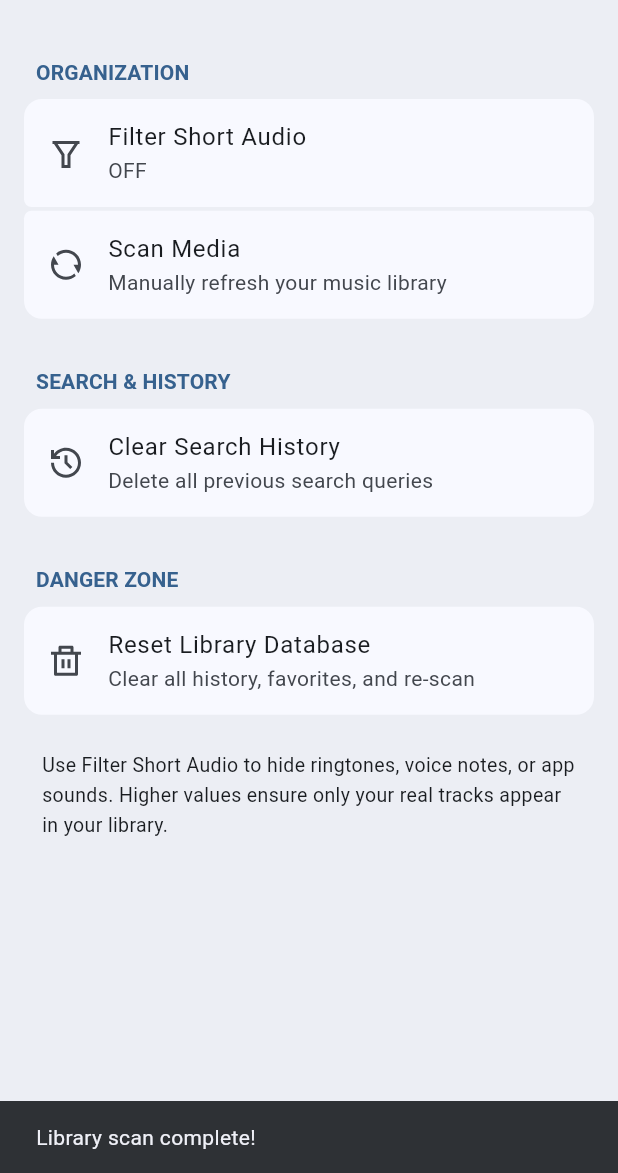
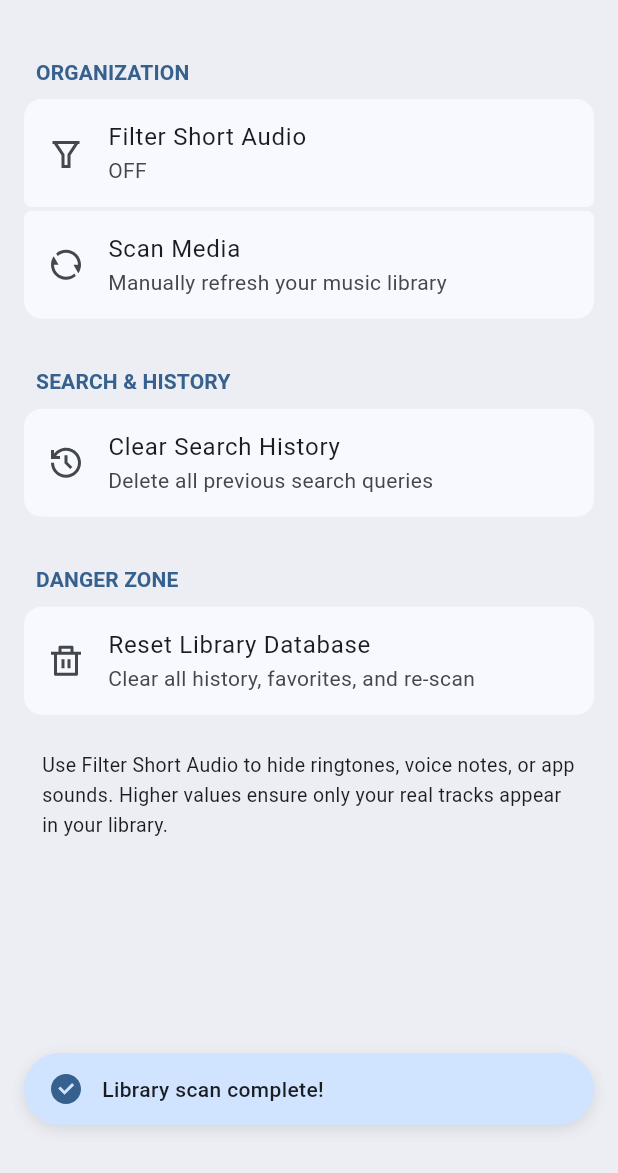
Before and after one commit to BawiCeu16/nix, a Flutter app: the LibrarySettingsPage screen opened directly, after a tap on "Scan Media", on a phone screen of 412 x 824 dp, the part 63-1236 px from its top. Run offline on Flutter 3.47's test engine with Material 3 defaults, Android fonts, the phone set to English and light mode, and no system bars; drawn by our look-alikes of dynamic_color; our stand-ins replace audio_service, flutter_remix, google_fonts, hive, hive_flutter, just_audio and 3 more; missing offline and left inert: expressive_refresh, wave_slider_flutter; accounts and stored records are empty.

Commit message:
added nix_snackbar service with configurable positioning and dismissibility options and and dynamic border radius

```diff
--- a/lib/core/hive_keys.dart
+++ b/lib/core/hive_keys.dart
@@ -27,6 +27,8 @@ abstract final class HiveKeys {
   static const String artworkQuality = 'artworkQuality';
   static const String timerGesture = 'timerGesture';
   static const String swipeToChangeTrack = 'swipeToChangeTrack';
+  static const String snackbarPosition = 'snackbarPosition';
+  static const String snackbarSwipeToDismiss = 'snackbarSwipeToDismiss';
   static const String onboarding = 'hasCompletedOnboarding';
 
   // ── User keys ──────────────────────────────────────────────────────────────
--- a/lib/providers/settings_provider.dart
+++ b/lib/providers/settings_provider.dart
@@ -6,12 +6,11 @@ import 'package:nix/models/settings/timer_gesture.dart';
 
 enum AccentColorMode { dynamic, device, custom }
 
-enum ArtworkShape {
-  rounded,
-  circle,
-}
+enum ArtworkShape { rounded, circle }
 
 enum NavbarStyle { floating, standard }
+
+enum SnackBarPosition { top, bottom }
 
 /// Manages app-wide settings like theme, accent color, and playback behaviors.
 /// Settings are persisted to the Hive.
@@ -207,6 +206,34 @@ class SettingsProvider with ChangeNotifier {
     notifyListeners();
   }
 
+  // Appearance - SnackBar Position
+  /// The global position for all snackbars.
+  SnackBarPosition get snackbarPosition {
+    final String position = _box.get(
+      HiveKeys.snackbarPosition,
+      defaultValue: 'bottom',
+    );
+    return SnackBarPosition.values.firstWhere(
+      (e) => e.name == position,
+      orElse: () => SnackBarPosition.bottom,
+    );
+  }
+
+  void setSnackbarPosition(SnackBarPosition position) {
+    _box.put(HiveKeys.snackbarPosition, position.name);
+    notifyListeners();
+  }
+
+  // Appearance - SnackBar Dismissible
+  /// Whether snackbars can be swiped away by the user.
+  bool get snackbarSwipeToDismiss =>
+      _box.get(HiveKeys.snackbarSwipeToDismiss, defaultValue: true);
+
+  void setSnackbarSwipeToDismiss(bool value) {
+    _box.put(HiveKeys.snackbarSwipeToDismiss, value);
+    notifyListeners();
+  }
+
   // Search History
   /// List of recent search queries.
   List<String> get searchHistory {
--- /dev/null
+++ b/lib/services/snackbar_service.dart
@@ -0,0 +1,76 @@
+import 'package:flutter/material.dart';
+import 'package:provider/provider.dart';
+import 'package:nix/providers/settings_provider.dart';
+import 'package:nix/ui/widgets/snackbar/nix_snackbar.dart';
+
+class SnackBarService {
+  static void show(
+    BuildContext context,
+    String message, {
+    NixSnackBarType type = NixSnackBarType.info,
+    Widget? trailing,
+  }) {
+    final settings = Provider.of<SettingsProvider>(context, listen: false);
+    final bool isTop = settings.snackbarPosition == SnackBarPosition.top;
+    final bool isDismissible = settings.snackbarSwipeToDismiss;
+
+    NixSnackBar.show(
+      context,
+      message: message,
+      type: type,
+      trailing: trailing,
+      isTop: isTop,
+      isDismissible: isDismissible,
+    );
+  }
+
+  static void success(
+    BuildContext context,
+    String message, {
+    Widget? trailing,
+  }) {
+    show(context, message, type: NixSnackBarType.success, trailing: trailing);
+  }
+
+  static void error(BuildContext context, String message, {Widget? trailing}) {
+    show(context, message, type: NixSnackBarType.error, trailing: trailing);
+  }
+
+  static void warning(
+    BuildContext context,
+    String message, {
+    Widget? trailing,
+  }) {
+    show(context, message, type: NixSnackBarType.warning, trailing: trailing);
+  }
+
+  static void info(BuildContext context, String message, {Widget? trailing}) {
+    show(context, message, type: NixSnackBarType.info, trailing: trailing);
+  }
+}
+
+extension SnackBarExtension on BuildContext {
+  void showSnackBar(
+    String message, {
+    NixSnackBarType type = NixSnackBarType.info,
+    Widget? trailing,
+  }) {
+    SnackBarService.show(this, message, type: type, trailing: trailing);
+  }
+
+  void showSuccessSnackBar(String message, {Widget? trailing}) {
+    SnackBarService.success(this, message, trailing: trailing);
+  }
+
+  void showErrorSnackBar(String message, {Widget? trailing}) {
+    SnackBarService.error(this, message, trailing: trailing);
+  }
+
+  void showWarningSnackBar(String message, {Widget? trailing}) {
+    SnackBarService.warning(this, message, trailing: trailing);
+  }
+
+  void showInfoSnackBar(String message, {Widget? trailing}) {
+    SnackBarService.info(this, message, trailing: trailing);
+  }
+}
--- a/lib/ui/screens/second_pages/settings_details/library_settings_page.dart
+++ b/lib/ui/screens/second_pages/settings_details/library_settings_page.dart
@@ -9,6 +9,7 @@ import '../../../widgets/dialogs/nix_dialog.dart';
 import '../../../widgets/buttons/expressive_button.dart';
 import '../../../widgets/buttons/expressive_tone_button.dart';
 import '../../../widgets/common/nix_bottom_spacer.dart';
+import '../../../../services/snackbar_service.dart';
 
 class LibrarySettingsPage extends StatelessWidget {
   const LibrarySettingsPage({super.key});
@@ -47,15 +48,10 @@ class LibrarySettingsPage extends StatelessWidget {
             icon: FlutterRemix.refresh_line,
             isLast: true,
             onTap: () async {
-              ScaffoldMessenger.of(context).showSnackBar(
-                const SnackBar(content: Text('Scanning library...')),
-              );
+              context.showInfoSnackBar('Scanning library...');
               await music.scanDevice();
               if (context.mounted) {
-                ScaffoldMessenger.of(context).hideCurrentSnackBar();
-                ScaffoldMessenger.of(context).showSnackBar(
-                  const SnackBar(content: Text('Library scan complete!')),
-                );
+                context.showSuccessSnackBar('Library scan complete!');
               }
             },
           ),
@@ -195,15 +191,10 @@ class LibrarySettingsPage extends StatelessWidget {
           isFirst: true,
           onTap: () async {
             Navigator.of(context, rootNavigator: true).pop();
-            ScaffoldMessenger.of(context).showSnackBar(
-              const SnackBar(content: Text('Resetting library...')),
-            );
+            context.showInfoSnackBar('Resetting library...');
             await music.resetLibrary();
             if (context.mounted) {
-              ScaffoldMessenger.of(context).hideCurrentSnackBar();
-              ScaffoldMessenger.of(context).showSnackBar(
-                const SnackBar(content: Text('Library has been reset.')),
-              );
+              context.showSuccessSnackBar('Library has been reset.');
             }
           },
         ),
--- /dev/null
+++ b/lib/ui/widgets/snackbar/nix_snackbar.dart
@@ -0,0 +1,272 @@
+import 'package:flutter/material.dart';
+import 'package:flutter_remix/flutter_remix.dart';
+import 'package:provider/provider.dart';
+import 'package:nix/providers/current_music_provider.dart';
+
+enum NixSnackBarType { success, error, info, warning }
+
+class NixSnackBar extends StatelessWidget {
+  final String message;
+  final NixSnackBarType type;
+  final Widget? trailing;
+  final VoidCallback? onTrailingPressed;
+
+  const NixSnackBar({
+    super.key,
+    required this.message,
+    this.type = NixSnackBarType.info,
+    this.trailing,
+    this.onTrailingPressed,
+  });
+
+  @override
+  Widget build(BuildContext context) {
+    final colorScheme = Theme.of(context).colorScheme;
+    final textTheme = Theme.of(context).textTheme;
+
+    Color backgroundColor;
+    IconData icon;
+    Color iconColor;
+
+    switch (type) {
+      case NixSnackBarType.success:
+        backgroundColor = colorScheme.primaryContainer;
+        icon = FlutterRemix.checkbox_circle_fill;
+        iconColor = colorScheme.primary;
+        break;
+      case NixSnackBarType.error:
+        backgroundColor = colorScheme.errorContainer;
+        icon = FlutterRemix.error_warning_fill;
+        iconColor = colorScheme.error;
+        break;
+      case NixSnackBarType.warning:
+        backgroundColor = Colors.yellowAccent.withValues(
+          alpha: 0.2,
+        ); // Custom warm color
+        icon = FlutterRemix.alert_fill;
+        iconColor = Colors.yellowAccent;
+        break;
+      case NixSnackBarType.info:
+      default:
+        backgroundColor = colorScheme.secondaryContainer;
+        icon = FlutterRemix.information_fill;
+        iconColor = colorScheme.secondary;
+        break;
+    }
+
+    return LayoutBuilder(
+      builder: (context, constraints) {
+        // Calculate the available width for text
+        // padding(16*2) + icon(24) + spacing(12) + optional trailing
+        double availableWidth = constraints.maxWidth - 32 - 24 - 12;
+        if (trailing != null)
+          availableWidth -= 16; // rough estimate for trailing
+
+        final textStyle = textTheme.bodyMedium?.copyWith(
+          color: colorScheme.onSurface,
+          fontWeight: FontWeight.w500,
+        );
+
+        final textPainter = TextPainter(
+          text: TextSpan(text: message, style: textStyle),
+          maxLines: 3,
+          textDirection: TextDirection.ltr,
+        )..layout(maxWidth: availableWidth);
+
+        // Get actual line count
+        final lines = textPainter.computeLineMetrics().length;
+
+        // Dynamic radius: Pill for 1 line, reduced for more
+        double radius;
+        if (lines <= 1) {
+          radius = 100; // Pill
+        } else if (lines == 2) {
+          radius = 28;
+        } else {
+          radius = 20;
+        }
+
+        return Container(
+          padding: const EdgeInsets.symmetric(horizontal: 16, vertical: 12),
+          decoration: BoxDecoration(
+            color: backgroundColor,
+            borderRadius: BorderRadius.circular(radius),
+            boxShadow: [
+              BoxShadow(
+                color: Colors.black.withValues(alpha: 0.05),
+                blurRadius: 8,
+                offset: const Offset(0, 3),
+              ),
+            ],
+          ),
+          child: Row(
+            children: [
+              Icon(icon, color: iconColor, size: 24),
+              const SizedBox(width: 12),
+              Expanded(
+                child: Text(
+                  message,
+                  maxLines: 3,
+                  overflow: TextOverflow.ellipsis,
+                  style: textStyle,
+                ),
+              ),
+              if (trailing != null) ...[const SizedBox(width: 8), trailing!],
+            ],
+          ),
+        );
+      },
+    );
+  }
+
+  /// Shows a [NixSnackBar] using the provided [context].
+  /// [position] determines if it's shown at the top or bottom.
+  static void show(
+    BuildContext context, {
+    required String message,
+    NixSnackBarType type = NixSnackBarType.info,
+    Widget? trailing,
+    Duration duration = const Duration(seconds: 3),
+    bool isTop = false,
+    bool isDismissible = true,
+  }) {
+    final overlay = Overlay.of(context);
+    late OverlayEntry overlayEntry;
+
+    overlayEntry = OverlayEntry(
+      builder: (context) => _NixSnackBarOverlay(
+        message: message,
+        type: type,
+        trailing: trailing,
+        duration: duration,
+        isTop: isTop,
+        isDismissible: isDismissible,
+        onDismiss: () {
+          if (overlayEntry.mounted) {
+            overlayEntry.remove();
+          }
+        },
+      ),
+    );
+
+    overlay.insert(overlayEntry);
+  }
+}
+
+class _NixSnackBarOverlay extends StatefulWidget {
+  final String message;
+  final NixSnackBarType type;
+  final Widget? trailing;
+  final Duration duration;
+  final bool isTop;
+  final bool isDismissible;
+  final VoidCallback onDismiss;
+
+  const _NixSnackBarOverlay({
+    required this.message,
+    required this.type,
+    this.trailing,
+    required this.duration,
+    required this.isTop,
+    required this.isDismissible,
+    required this.onDismiss,
+  });
+
+  @override
+  State<_NixSnackBarOverlay> createState() => _NixSnackBarOverlayState();
+}
+
+class _NixSnackBarOverlayState extends State<_NixSnackBarOverlay>
+    with SingleTickerProviderStateMixin {
+  late AnimationController _controller;
+  late Animation<Offset> _offsetAnimation;
+  bool _isDismissed = false;
+
+  @override
+  void initState() {
+    super.initState();
+    _controller = AnimationController(
+      duration: const Duration(milliseconds: 500),
+      vsync: this,
+    );
+
+    _offsetAnimation = Tween<Offset>(
+      begin: widget.isTop ? const Offset(0, -1.5) : const Offset(0, 1.5),
+      end: Offset.zero,
+    ).animate(CurvedAnimation(parent: _controller, curve: Curves.easeOutBack));
+
+    _controller.forward();
+
+    Future.delayed(widget.duration, () {
+      if (mounted && !_isDismissed) {
+        _controller.reverse().then((_) {
+          if (mounted && !_isDismissed) {
+            _isDismissed = true;
+            widget.onDismiss();
+          }
+        });
+      }
+    });
+  }
+
+  @override
+  void dispose() {
+    _controller.dispose();
+    super.dispose();
+  }
+
+  void _handleDismiss() {
+    if (!_isDismissed) {
+      _isDismissed = true;
+      widget.onDismiss();
+    }
+  }
+
+  @override
+  Widget build(BuildContext context) {
+    return Consumer<CurrentMusicProvider>(
+      builder: (context, music, child) {
+        final bool showMiniPlayer = music.showMiniPlayer;
+
+        // Dynamic bottom offset
+        // If top: padding top + 20
+        // If bottom: padding bottom + 100 (if miniplayer) or 32 (if no miniplayer)
+        final double? top = widget.isTop
+            ? MediaQuery.of(context).padding.top + 20
+            : null;
+        final double? bottom = widget.isTop
+            ? null
+            : MediaQuery.of(context).padding.bottom +
+                  (showMiniPlayer ? 100 : 32);
+
+        Widget content = Material(
+          color: Colors.transparent,
+          child: NixSnackBar(
+            message: widget.message,
+            type: widget.type,
+            trailing: widget.trailing,
+          ),
+        );
+
+        if (widget.isDismissible) {
+          content = Dismissible(
+            key: UniqueKey(),
+            direction: widget.isTop
+                ? DismissDirection.up
+                : DismissDirection.down,
+            onDismissed: (_) => _handleDismiss(),
+            child: content,
+          );
+        }
+
+        return Positioned(
+          top: top,
+          bottom: bottom,
+          left: 16,
+          right: 16,
+          child: SlideTransition(position: _offsetAnimation, child: content),
+        );
+      },
+    );
+  }
+}
```
Also changed, not shown: lib/ui/screens/music_pages/views/playlist_view_page.dart (+2 -6 lines), lib/ui/screens/second_pages/settings_details/about_page.dart (+3 -6 lines), lib/ui/screens/second_pages/settings_details/appearance_settings_page.dart (+65 -0 lines), lib/ui/widgets/dialogs/playlist_dialogs.dart (+6 -13 lines), lib/ui/widgets/list_item/track_tile.dart (+6 -7 lines).
